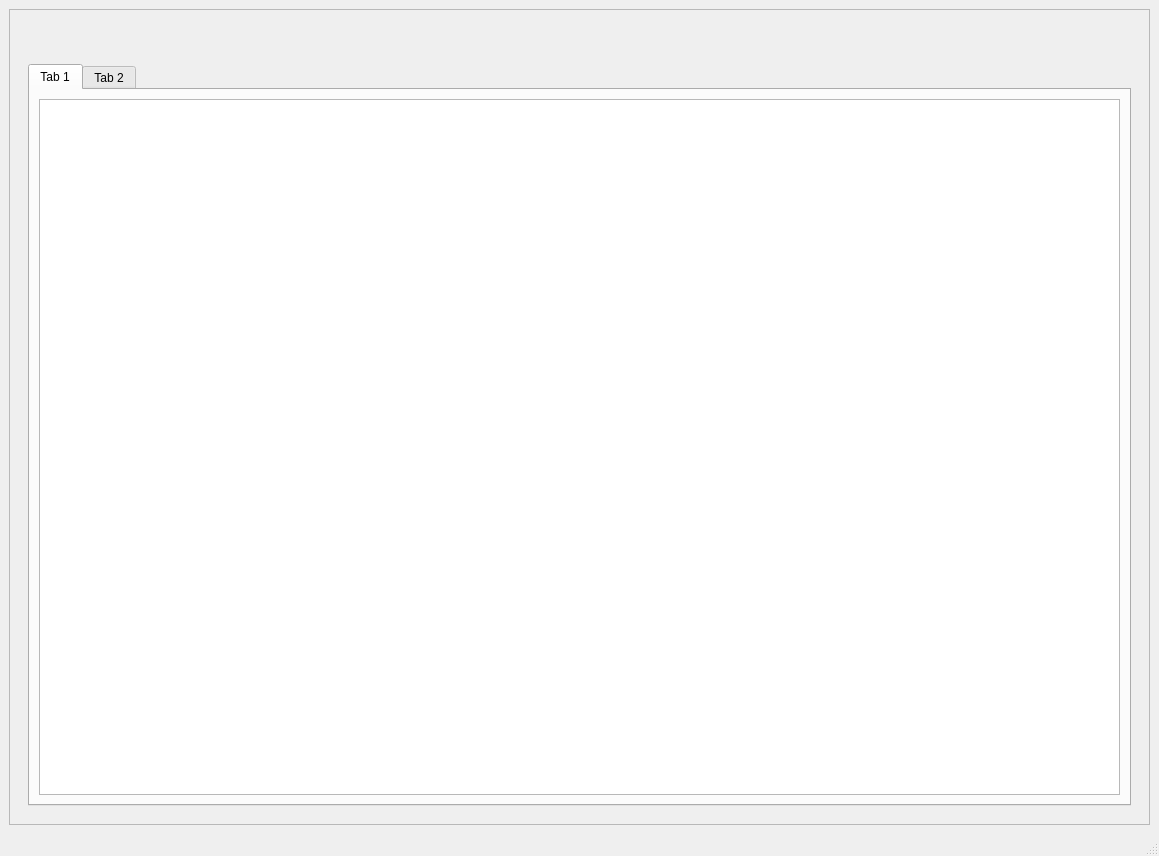
Qt form gwto2.ui (itoledoc/gWTO2) before a commit.
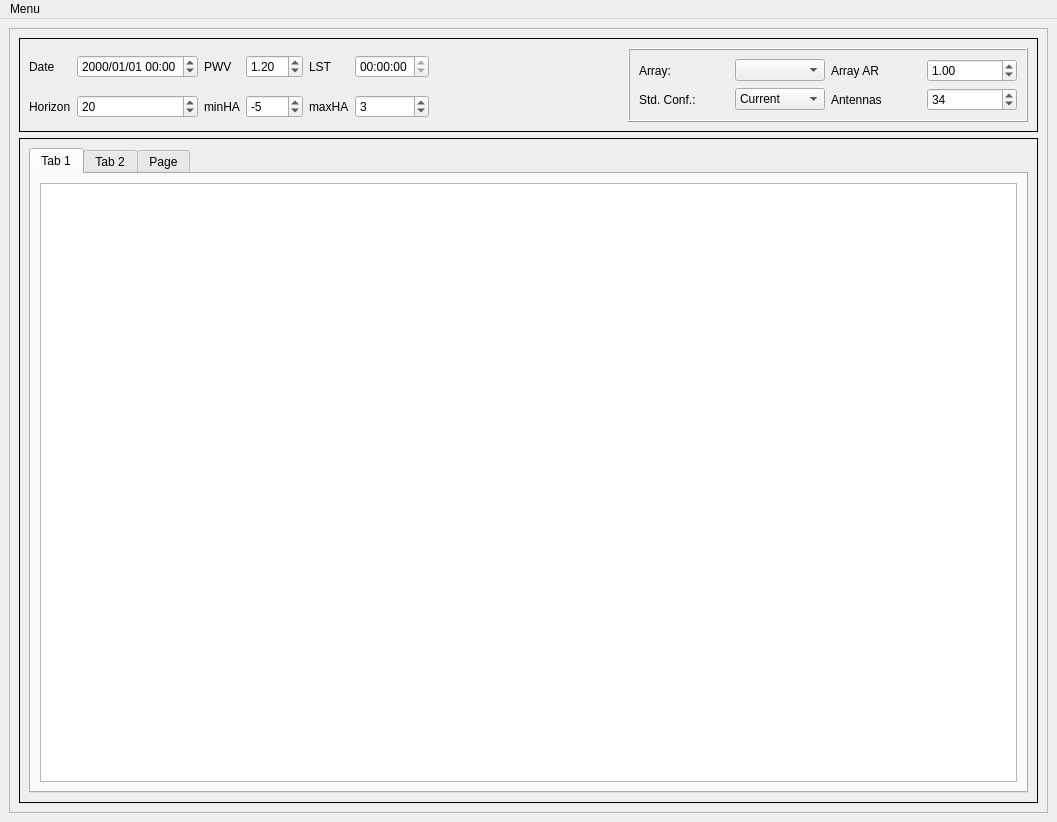
The same form after that commit. The open tabs and pages were chosen to show the change.

Diff of the .ui file:
```diff
--- a/gwto2.ui
+++ b/gwto2.ui
@@ -6,8 +6,8 @@
    <rect>
     <x>0</x>
     <y>0</y>
-    <width>1159</width>
-    <height>856</height>
+    <width>1057</width>
+    <height>822</height>
    </rect>
   </property>
   <property name="windowTitle">
@@ -29,9 +29,12 @@
       <property name="frameShadow">
        <enum>QFrame::Raised</enum>
       </property>
-      <layout class="QGridLayout" name="gridLayout_2">
-       <item row="0" column="0" alignment="Qt::AlignTop">
-        <widget class="QWidget" name="widget" native="true">
+      <layout class="QGridLayout" name="gridLayout_2" rowstretch="0,0,0" columnstretch="0" rowminimumheight="0,0,0">
+       <item row="0" column="0">
+        <widget class="QFrame" name="OptionsFrame">
+         <property name="enabled">
+          <bool>true</bool>
+         </property>
          <property name="sizePolicy">
           <sizepolicy hsizetype="Preferred" vsizetype="Fixed">
            <horstretch>0</horstretch>
@@ -44,11 +47,284 @@
            <height>30</height>
           </size>
          </property>
+         <property name="frameShape">
+          <enum>QFrame::Box</enum>
+         </property>
+         <layout class="QGridLayout" name="gridLayout_6">
+          <item row="0" column="2">
+           <widget class="QLabel" name="pwv_label">
+            <property name="text">
+             <string>PWV</string>
+            </property>
+           </widget>
+          </item>
+          <item row="1" column="5">
+           <widget class="QSpinBox" name="maxha_spin">
+            <property name="minimum">
+             <number>-12</number>
+            </property>
+            <property name="maximum">
+             <number>12</number>
+            </property>
+            <property name="value">
+             <number>3</number>
+            </property>
+           </widget>
+          </item>
+          <item row="0" column="1">
+           <widget class="QDateTimeEdit" name="date_datetime">
+            <property name="currentSection">
+             <enum>QDateTimeEdit::YearSection</enum>
+            </property>
+            <property name="displayFormat">
+             <string>yyyy/MM/dd HH:mm</string>
+            </property>
+            <property name="timeSpec">
+             <enum>Qt::UTC</enum>
+            </property>
+           </widget>
+          </item>
+          <item row="1" column="1">
+           <widget class="QSpinBox" name="horizon_spin">
+            <property name="maximum">
+             <number>90</number>
+            </property>
+            <property name="value">
+             <number>20</number>
+            </property>
+           </widget>
+          </item>
+          <item row="1" column="3">
+           <widget class="QSpinBox" name="minha_spin">
+            <property name="minimum">
+             <number>-12</number>
+            </property>
+            <property name="maximum">
+             <number>12</number>
+            </property>
+            <property name="value">
+             <number>-5</number>
+            </property>
+           </widget>
+          </item>
+          <item row="1" column="0">
+           <widget class="QLabel" name="horizon_label">
+            <property name="text">
+             <string>Horizon</string>
+            </property>
+           </widget>
+          </item>
+          <item row="1" column="2">
+           <widget class="QLabel" name="minha_label">
+            <property name="text">
+             <string>minHA</string>
+            </property>
+           </widget>
+          </item>
+          <item row="0" column="0">
+           <widget class="QLabel" name="date_label">
+            <property name="text">
+             <string>Date</string>
+            </property>
+           </widget>
+          </item>
+          <item row="1" column="4">
+           <widget class="QLabel" name="maxha_label">
+            <property name="text">
+             <string>maxHA</string>
+            </property>
+           </widget>
+          </item>
+          <item row="0" column="3">
+           <widget class="QDoubleSpinBox" name="pwv_spin">
+            <property name="readOnly">
+             <bool>false</bool>
+            </property>
+            <property name="maximum">
+             <double>20.000000000000000</double>
+            </property>
+            <property name="singleStep">
+             <double>0.050000000000000</double>
+            </property>
+            <property name="value">
+             <double>1.200000000000000</double>
+            </property>
+           </widget>
+          </item>
+          <item row="0" column="4">
+           <widget class="QLabel" name="lst_label">
+            <property name="text">
+             <string>LST</string>
+            </property>
+           </widget>
+          </item>
+          <item row="0" column="6">
+           <spacer name="horizontalSpacerUp">
+            <property name="orientation">
+             <enum>Qt::Horizontal</enum>
+            </property>
+            <property name="sizeHint" stdset="0">
+             <size>
+              <width>40</width>
+              <height>20</height>
+             </size>
+            </property>
+           </spacer>
+          </item>
+          <item row="1" column="6">
+           <spacer name="horizontalSpacerDown">
+            <property name="orientation">
+             <enum>Qt::Horizontal</enum>
+            </property>
+            <property name="sizeHint" stdset="0">
+             <size>
+              <width>40</width>
+              <height>20</height>
+             </size>
+            </property>
+           </spacer>
+          </item>
+          <item row="0" column="5">
+           <widget class="QTimeEdit" name="lst_spin">
+            <property name="enabled">
+             <bool>true</bool>
+            </property>
+            <property name="readOnly">
+             <bool>true</bool>
+            </property>
+           </widget>
+          </item>
+          <item row="0" column="11" rowspan="2">
+           <widget class="QFrame" name="ArraysFrame">
+            <property name="minimumSize">
+             <size>
+              <width>400</width>
+              <height>0</height>
+             </size>
+            </property>
+            <property name="autoFillBackground">
+             <bool>true</bool>
+            </property>
+            <property name="frameShape">
+             <enum>QFrame::Box</enum>
+            </property>
+            <property name="frameShadow">
+             <enum>QFrame::Raised</enum>
+            </property>
+            <layout class="QGridLayout" name="gridLayout_7">
+             <item row="0" column="0">
+              <widget class="QLabel" name="array_label">
+               <property name="text">
+                <string>Array:</string>
+               </property>
+              </widget>
+             </item>
+             <item row="1" column="4">
+              <widget class="QSpinBox" name="antennas_spin">
+               <property name="minimum">
+                <number>20</number>
+               </property>
+               <property name="maximum">
+                <number>54</number>
+               </property>
+               <property name="value">
+                <number>34</number>
+               </property>
+              </widget>
+             </item>
+             <item row="1" column="2">
+              <widget class="QComboBox" name="stdarrays_combo">
+               <item>
+                <property name="text">
+                 <string>Current</string>
+                </property>
+               </item>
+               <item>
+                <property name="text">
+                 <string>C34-1</string>
+                </property>
+               </item>
+               <item>
+                <property name="text">
+                 <string>C34-2</string>
+                </property>
+               </item>
+               <item>
+                <property name="text">
+                 <string>C34-3</string>
+                </property>
+               </item>
+               <item>
+                <property name="text">
+                 <string>C34-4</string>
+                </property>
+               </item>
+               <item>
+                <property name="text">
+                 <string>C34-5</string>
+                </property>
+               </item>
+               <item>
+                <property name="text">
+                 <string>C34-6</string>
+                </property>
+               </item>
+               <item>
+                <property name="text">
+                 <string>C34-7</string>
+                </property>
+               </item>
+              </widget>
+             </item>
+             <item row="1" column="0">
+              <widget class="QLabel" name="std_conf_label">
+               <property name="text">
+                <string>Std. Conf.:</string>
+               </property>
+              </widget>
+             </item>
+             <item row="0" column="3">
+              <widget class="QLabel" name="arrayAR_label">
+               <property name="text">
+                <string>Array AR</string>
+               </property>
+              </widget>
+             </item>
+             <item row="1" column="3">
+              <widget class="QLabel" name="antennas_label">
+               <property name="text">
+                <string>Antennas</string>
+               </property>
+              </widget>
+             </item>
+             <item row="0" column="2">
+              <widget class="QComboBox" name="blarrays_combo"/>
+             </item>
+             <item row="0" column="4">
+              <widget class="QDoubleSpinBox" name="array_ar_spin">
+               <property name="minimum">
+                <double>0.010000000000000</double>
+               </property>
+               <property name="singleStep">
+                <double>0.100000000000000</double>
+               </property>
+               <property name="value">
+                <double>1.000000000000000</double>
+               </property>
+              </widget>
+             </item>
+            </layout>
+           </widget>
+          </item>
+         </layout>
         </widget>
        </item>
-       <item row="1" column="0">
-        <widget class="QWidget" name="widget_2" native="true">
-         <layout class="QGridLayout" name="gridLayout_3">
+       <item row="2" column="0">
+        <widget class="QFrame" name="TabFrame">
+         <property name="frameShape">
+          <enum>QFrame::Box</enum>
+         </property>
+         <layout class="QGridLayout" name="gridLayout_3" columnstretch="0">
           <item row="0" column="0">
            <widget class="QTabWidget" name="tabWidget">
             <property name="currentIndex">
@@ -60,7 +336,17 @@
              </attribute>
              <layout class="QGridLayout" name="gridLayout_4">
               <item row="0" column="0">
-               <widget class="QTableView" name="tableView"/>
+               <widget class="QTableView" name="bl_sheet">
+                <property name="editTriggers">
+                 <set>QAbstractItemView::SelectedClicked</set>
+                </property>
+                <property name="dragEnabled">
+                 <bool>true</bool>
+                </property>
+                <property name="sortingEnabled">
+                 <bool>true</bool>
+                </property>
+               </widget>
               </item>
              </layout>
             </widget>
@@ -70,7 +356,17 @@
              </attribute>
              <layout class="QGridLayout" name="gridLayout_5">
               <item row="0" column="0">
-               <widget class="QTableView" name="tableView_2"/>
+               <widget class="QTableView" name="tc_sheet"/>
+              </item>
+             </layout>
+            </widget>
+            <widget class="QWidget" name="pol_tab">
+             <attribute name="title">
+              <string>Page</string>
+             </attribute>
+             <layout class="QGridLayout" name="gridLayout_8">
+              <item row="0" column="0">
+               <widget class="QTableView" name="pol_sheet"/>
               </item>
              </layout>
             </widget>
@@ -89,12 +385,48 @@
     <rect>
      <x>0</x>
      <y>0</y>
-     <width>1159</width>
+     <width>1057</width>
      <height>27</height>
     </rect>
    </property>
+   <widget class="QMenu" name="menuMenu">
+    <property name="title">
+     <string>Menu</string>
+    </property>
+    <addaction name="actionBL_Array"/>
+    <addaction name="actionACA_Array"/>
+    <addaction name="actionAll_SBs"/>
+    <addaction name="actionPlanning"/>
+    <addaction name="separator"/>
+    <addaction name="actionQuit"/>
+   </widget>
+   <addaction name="menuMenu"/>
   </widget>
-  <widget class="QStatusBar" name="statusbar"/>
+  <action name="actionBL_Array">
+   <property name="text">
+    <string>BL Array</string>
+   </property>
+  </action>
+  <action name="actionACA_Array">
+   <property name="text">
+    <string>ACA/TP Array</string>
+   </property>
+  </action>
+  <action name="actionAll_SBs">
+   <property name="text">
+    <string>All SBs</string>
+   </property>
+  </action>
+  <action name="actionPlanning">
+   <property name="text">
+    <string>Planning</string>
+   </property>
+  </action>
+  <action name="actionQuit">
+   <property name="text">
+    <string>Quit</string>
+   </property>
+  </action>
  </widget>
  <resources/>
  <connections/>
```
Left out of the diff: 11 changed lines with no effect on the pictures.
